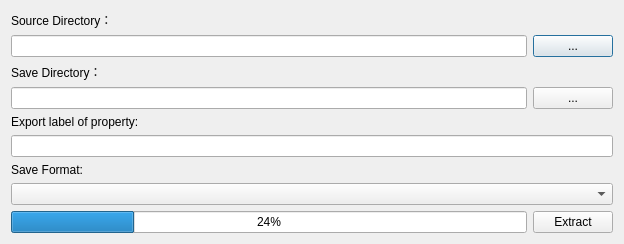
Before: the Qt Designer form uis/DetectionAnnoExtractor.ui in looooongChen/IMANNO, drawn with Qt 5.
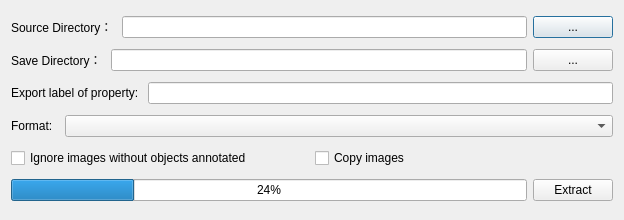
After: the same form once the commit is applied.

Patch:
```diff
--- a/uis/DetectionAnnoExtractor.ui
+++ b/uis/DetectionAnnoExtractor.ui
@@ -14,15 +14,15 @@
    <string>Dialog</string>
   </property>
   <layout class="QVBoxLayout" name="verticalLayout">
-   <item>
-    <widget class="QLabel" name="label_2">
-     <property name="text">
-      <string>Source Directory：</string>
-     </property>
-    </widget>
-   </item>
    <item>
     <layout class="QHBoxLayout" name="horizontalLayout_2">
+     <item>
+      <widget class="QLabel" name="label_2">
+       <property name="text">
+        <string>Source Directory： </string>
+       </property>
+      </widget>
+     </item>
      <item>
       <widget class="QLineEdit" name="source"/>
      </item>
@@ -35,15 +35,15 @@
      </item>
     </layout>
    </item>
-   <item>
-    <widget class="QLabel" name="label">
-     <property name="text">
-      <string>Save Directory：</string>
-     </property>
-    </widget>
-   </item>
    <item>
     <layout class="QHBoxLayout" name="horizontalLayout">
+     <item>
+      <widget class="QLabel" name="label">
+       <property name="text">
+        <string>Save Directory： </string>
+       </property>
+      </widget>
+     </item>
      <item>
       <widget class="QLineEdit" name="dest"/>
      </item>
@@ -57,24 +57,63 @@
     </layout>
    </item>
    <item>
+    <layout class="QHBoxLayout" name="horizontalLayout_5">
+     <item>
     <widget class="QLabel" name="label_3">
      <property name="text">
-      <string>Export label of property:</string>
+        <string>Export label of property: </string>
      </property>
     </widget>
    </item>
    <item>
     <widget class="QLineEdit" name="property"/>
    </item>
+    </layout>
+   </item>
+   <item>
+    <layout class="QHBoxLayout" name="horizontalLayout_6">
    <item>
     <widget class="QLabel" name="label_4">
+       <property name="sizePolicy">
+        <sizepolicy hsizetype="Minimum" vsizetype="Preferred">
+         <horstretch>0</horstretch>
+         <verstretch>0</verstretch>
+        </sizepolicy>
+       </property>
      <property name="text">
-      <string>Save Format:</string>
+        <string>Format:  </string>
      </property>
     </widget>
    </item>
    <item>
-    <widget class="QComboBox" name="format"/>
+      <widget class="QComboBox" name="format">
+       <property name="sizePolicy">
+        <sizepolicy hsizetype="MinimumExpanding" vsizetype="Fixed">
+         <horstretch>0</horstretch>
+         <verstretch>0</verstretch>
+        </sizepolicy>
+       </property>
+      </widget>
+     </item>
+    </layout>
+   </item>
+   <item>
+    <layout class="QHBoxLayout" name="horizontalLayout_4">
+     <item>
+      <widget class="QCheckBox" name="ignore_empty">
+       <property name="text">
+        <string>Ignore images without objects annotated</string>
+       </property>
+      </widget>
+     </item>
+     <item>
+      <widget class="QCheckBox" name="copy_image">
+       <property name="text">
+        <string>Copy images</string>
+       </property>
+      </widget>
+     </item>
+    </layout>
    </item>
    <item>
     <layout class="QHBoxLayout" name="horizontalLayout_3">
```
Lines whose indentation alone changed are shown as unchanged.
